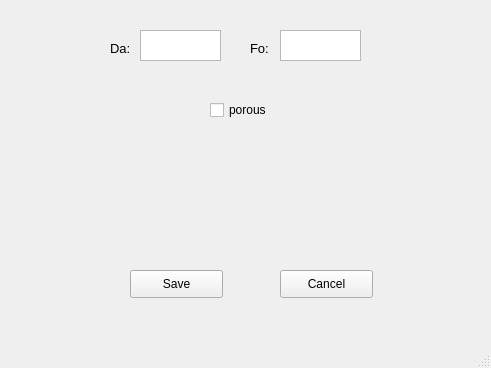
First picture: the form in Porous_window.ui, repository jpisouza/FEM-solver, before the edit.
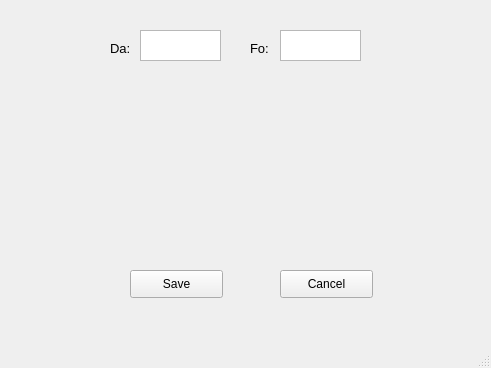
Second picture: the form after the edit.

```diff
--- a/Porous_window.ui
+++ b/Porous_window.ui
@@ -96,19 +96,6 @@
      <string>Fo:</string>
     </property>
    </widget>
-   <widget class="QCheckBox" name="porous_checkBox">
-    <property name="geometry">
-     <rect>
-      <x>210</x>
-      <y>100</y>
-      <width>81</width>
-      <height>20</height>
-     </rect>
-    </property>
-    <property name="text">
-     <string>porous</string>
-    </property>
-   </widget>
   </widget>
   <widget class="QMenuBar" name="menubar">
    <property name="geometry">
```
